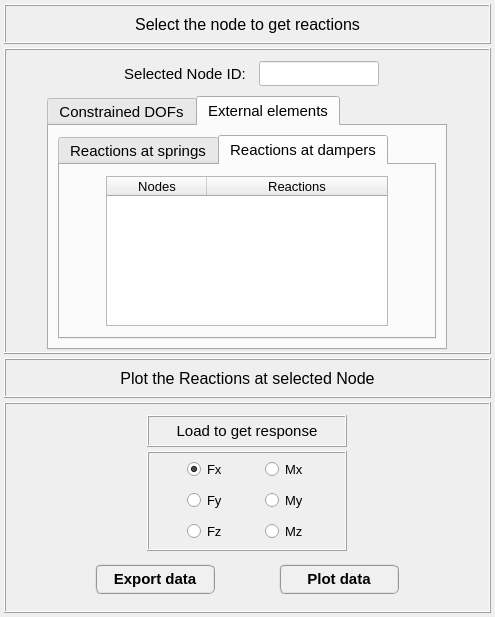
open-pulse/OpenPulse, file data/user_input/ui_files/plots_/results_/structural_/plot_reactions_for_harmonic_analysis.ui: the form before one commit.
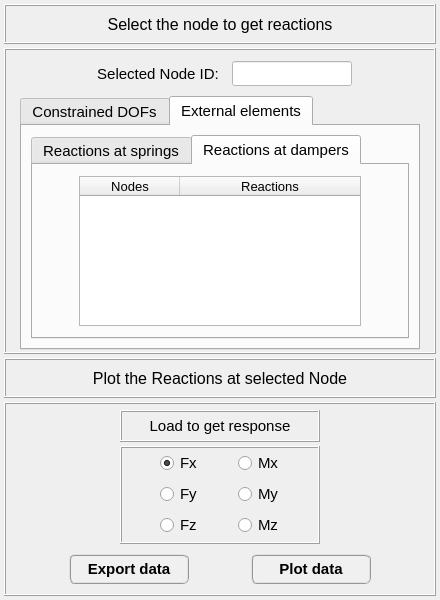
The form after the commit. The open tabs and pages were chosen to show the change.

Commit message: Stress plot review

Diff of the .ui file:
```diff
--- a/data/user_input/ui_files/plots_/results_/structural_/plot_reactions_for_harmonic_analysis.ui
+++ b/data/user_input/ui_files/plots_/results_/structural_/plot_reactions_for_harmonic_analysis.ui
@@ -9,8 +9,8 @@
    <rect>
     <x>0</x>
     <y>0</y>
-    <width>495</width>
-    <height>617</height>
+    <width>440</width>
+    <height>600</height>
    </rect>
   </property>
   <property name="sizePolicy">
@@ -21,14 +21,14 @@
   </property>
   <property name="minimumSize">
    <size>
-    <width>449</width>
-    <height>617</height>
+    <width>440</width>
+    <height>600</height>
    </size>
   </property>
   <property name="maximumSize">
    <size>
-    <width>600</width>
-    <height>1000</height>
+    <width>440</width>
+    <height>600</height>
    </size>
   </property>
   <property name="contextMenuPolicy">
@@ -60,7 +60,7 @@
     <widget class="QFrame" name="frame">
      <property name="minimumSize">
       <size>
-       <width>449</width>
+       <width>420</width>
        <height>40</height>
       </size>
      </property>
@@ -757,7 +757,7 @@
                   <family>Arial</family>
                   <pointsize>9</pointsize>
                   <weight>50</weight>
-                  <italic>true</italic>
+                  <italic>false</italic>
                   <bold>false</bold>
                  </font>
                 </property>
@@ -817,7 +817,7 @@
     <widget class="QFrame" name="frame_3">
      <property name="minimumSize">
       <size>
-       <width>449</width>
+       <width>420</width>
        <height>40</height>
       </size>
      </property>
@@ -922,47 +922,11 @@
       <property name="bottomMargin">
        <number>4</number>
       </property>
-      <property name="spacing">
+      <property name="horizontalSpacing">
        <number>4</number>
       </property>
-      <item row="0" column="0">
-       <widget class="QFrame" name="frame_plot_results">
-        <property name="minimumSize">
-         <size>
-          <width>440</width>
-          <height>0</height>
-         </size>
-        </property>
-        <property name="maximumSize">
-         <size>
-          <width>440</width>
-          <height>16777215</height>
-         </size>
-        </property>
-        <property name="font">
-         <font>
-          <family>MS Shell Dlg 2</family>
-          <pointsize>11</pointsize>
-          <weight>50</weight>
-          <italic>false</italic>
-          <bold>false</bold>
-         </font>
-        </property>
-        <layout class="QGridLayout" name="gridLayout_10">
-         <property name="leftMargin">
-          <number>4</number>
-         </property>
-         <property name="topMargin">
-          <number>4</number>
-         </property>
-         <property name="rightMargin">
-          <number>4</number>
-         </property>
-         <property name="bottomMargin">
-          <number>4</number>
-         </property>
-         <property name="spacing">
-          <number>4</number>
+      <property name="verticalSpacing">
+       <number>2</number>
          </property>
          <item row="1" column="0">
           <widget class="QFrame" name="frame_12">
@@ -975,7 +939,7 @@
            <property name="maximumSize">
             <size>
              <width>16777215</width>
-             <height>42</height>
+          <height>48</height>
             </size>
            </property>
            <property name="frameShape">
@@ -997,7 +961,10 @@
             <property name="bottomMargin">
              <number>0</number>
             </property>
-            <property name="spacing">
+         <property name="horizontalSpacing">
+          <number>4</number>
+         </property>
+         <property name="verticalSpacing">
              <number>0</number>
             </property>
             <item row="0" column="3">
@@ -1283,10 +1250,11 @@
                  <property name="font">
                   <font>
                    <family>MS Shell Dlg 2</family>
-                   <pointsize>10</pointsize>
+                <pointsize>11</pointsize>
                    <weight>50</weight>
                    <italic>false</italic>
                    <bold>false</bold>
+                <kerning>false</kerning>
                   </font>
                  </property>
                  <property name="text">
@@ -1308,7 +1276,7 @@
                  <property name="font">
                   <font>
                    <family>MS Shell Dlg 2</family>
-                   <pointsize>10</pointsize>
+                <pointsize>11</pointsize>
                    <weight>50</weight>
                    <italic>false</italic>
                    <bold>false</bold>
@@ -1333,7 +1301,7 @@
                  <property name="font">
                   <font>
                    <family>MS Shell Dlg 2</family>
-                   <pointsize>10</pointsize>
+                <pointsize>11</pointsize>
                    <weight>50</weight>
                    <italic>false</italic>
                    <bold>false</bold>
@@ -1361,7 +1329,7 @@
                  <property name="font">
                   <font>
                    <family>MS Shell Dlg 2</family>
-                   <pointsize>10</pointsize>
+                <pointsize>11</pointsize>
                    <weight>50</weight>
                    <italic>false</italic>
                    <bold>false</bold>
@@ -1386,7 +1354,7 @@
                  <property name="font">
                   <font>
                    <family>MS Shell Dlg 2</family>
-                   <pointsize>10</pointsize>
+                <pointsize>11</pointsize>
                    <weight>50</weight>
                    <italic>false</italic>
                    <bold>false</bold>
@@ -1411,7 +1379,7 @@
                  <property name="font">
                   <font>
                    <family>MS Shell Dlg 2</family>
-                   <pointsize>10</pointsize>
+                <pointsize>11</pointsize>
                    <weight>50</weight>
                    <italic>false</italic>
                    <bold>false</bold>
@@ -1436,9 +1404,6 @@
       </item>
      </layout>
     </widget>
-   </item>
-  </layout>
- </widget>
  <resources/>
  <connections/>
  <buttongroups>
```
Left out of the diff: 3 changed lines with no effect on the pictures. Lines whose indentation alone changed are shown as unchanged. The commit also changes 6 other files.
